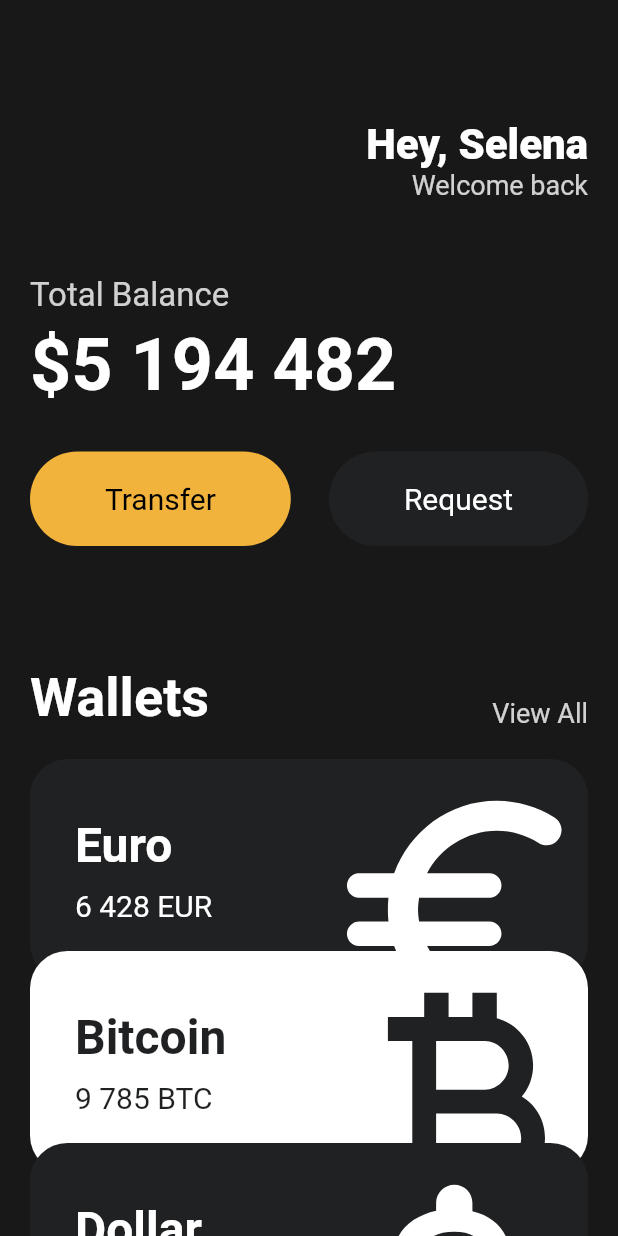
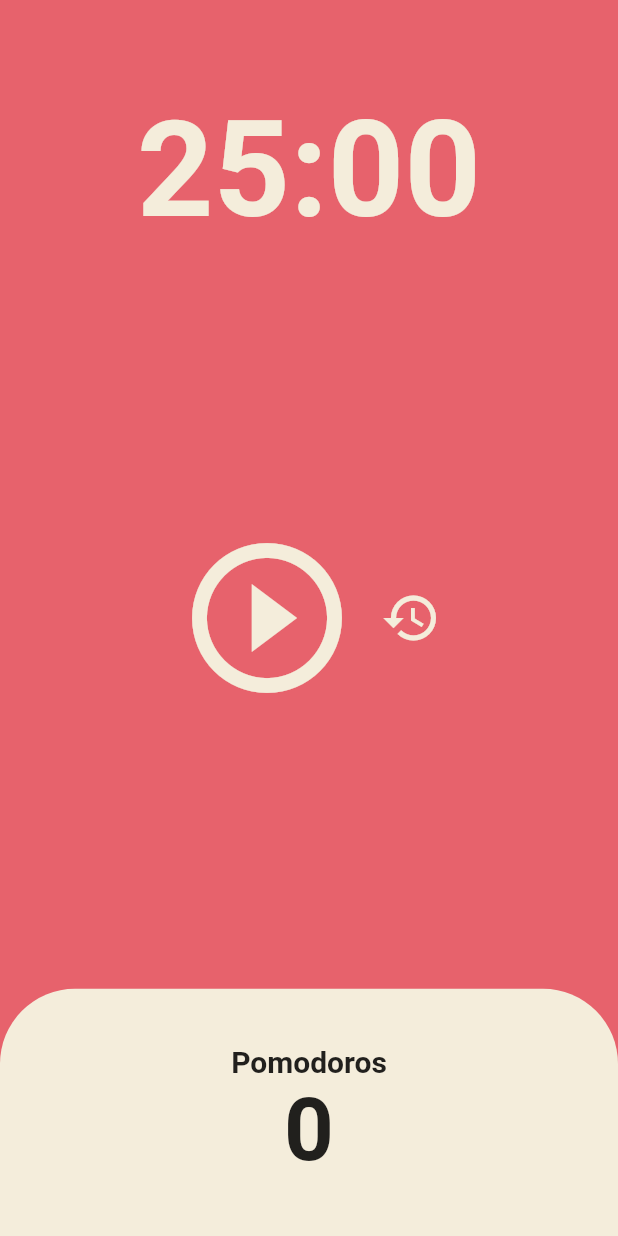
Before and after one commit to GitHubChoonsik/toonflix-practice, a Flutter app: the screen it shows after launch, on a phone screen of 412 x 824 dp. Run offline on Flutter 3.47's test engine with Material 2 defaults, Android fonts, the phone set to English and light mode, and no system bars.

Commit message:
#5.4 Code Challenge

```diff
--- a/lib/main.dart
+++ b/lib/main.dart
@@ -1,6 +1,5 @@
 import 'package:flutter/material.dart';
-import 'package:toonflix/widgets/button.dart';
-import 'package:toonflix/widgets/currency_card.dart';
+import 'package:toonflix/screens/home_screen.dart';
 
 void main() {
   runApp(const App());
@@ -12,139 +11,17 @@ class App extends StatelessWidget {
   @override
   Widget build(BuildContext context) {
     return MaterialApp(
-      home: Scaffold(
-        backgroundColor: const Color(0xFF181818),
-        body: SingleChildScrollView(
-          child: Padding(
-            padding: const EdgeInsets.symmetric(
-              horizontal: 20,
-            ),
-            child: Column(
-              crossAxisAlignment: CrossAxisAlignment.start,
-              children: [
-                const SizedBox(
-                  height: 80,
-                ),
-                Row(
-                  mainAxisAlignment: MainAxisAlignment.end,
-                  children: [
-                    Column(
-                      crossAxisAlignment: CrossAxisAlignment.end,
-                      children: [
-                        const Text(
-                          'Hey, Selena',
-                          style: TextStyle(
-                            color: Colors.white,
-                            fontSize: 28,
-                            fontWeight: FontWeight.w800,
-                          ),
-                        ),
-                        Text(
-                          'Welcome back',
-                          style: TextStyle(
-                            color: Colors.white.withOpacity(0.8),
-                            fontSize: 18,
-                          ),
-                        ),
-                      ],
-                    ),
-                  ],
-                ),
-                const SizedBox(
-                  height: 50,
-                ),
-                Text(
-                  'Total Balance',
-                  style: TextStyle(
-                    fontSize: 22,
-                    color: Colors.white.withOpacity(0.8),
-                  ),
-                ),
-                const SizedBox(
-                  height: 5,
-                ),
-                const Text(
-                  '\$5 194 482',
-                  style: TextStyle(
-                    fontSize: 48,
-                    fontWeight: FontWeight.w600,
-                    color: Colors.white,
-                  ),
-                ),
-                const SizedBox(
-                  height: 30,
-                ),
-                Row(
-                  mainAxisAlignment: MainAxisAlignment.spaceBetween,
-                  children: const [
-                    Button(
-                      text: 'Transfer',
-                      bgColor: Color(0xFFF1B33B),
-                      textColor: Colors.black,
-                    ),
-                    Button(
-                      text: 'Request',
-                      bgColor: Color(0xFF1F2123),
-                      textColor: Colors.white,
-                    ),
-                  ],
-                ),
-                const SizedBox(
-                  height: 80,
-                ),
-                Row(
-                  mainAxisAlignment: MainAxisAlignment.spaceBetween,
-                  crossAxisAlignment: CrossAxisAlignment.end,
-                  children: [
-                    const Text(
-                      'Wallets',
-                      style: TextStyle(
-                        color: Colors.white,
-                        fontSize: 36,
-                        fontWeight: FontWeight.w600,
-                      ),
-                    ),
-                    Text(
-                      'View All',
-                      style: TextStyle(
-                        color: Colors.white.withOpacity(0.8),
-                        fontSize: 18,
-                      ),
-                    ),
-                  ],
-                ),
-                const SizedBox(
-                  height: 20,
-                ),
-                const CurrencyCard(
-                  name: 'Euro',
-                  code: 'EUR',
-                  amount: '6 428',
-                  icon: Icons.euro_rounded,
-                  isInverted: false,
-                  order: 1,
-                ),
-                const CurrencyCard(
-                  name: 'Bitcoin',
-                  code: 'BTC',
-                  amount: '9 785',
-                  icon: Icons.currency_bitcoin,
-                  isInverted: true,
-                  order: 2,
-                ),
-                const CurrencyCard(
-                  name: 'Dollar',
-                  code: 'USD',
-                  amount: '428',
-                  icon: Icons.attach_money_rounded,
-                  isInverted: false,
-                  order: 3,
-                ),
-              ],
+        theme: ThemeData(
+          colorScheme: ColorScheme.fromSwatch(
+            backgroundColor: const Color(0xFFE7626C),
+          ),
+          textTheme: const TextTheme(
+            displayLarge: TextStyle(
+              color: Color(0xFF232B55),
             ),
           ),
+          cardColor: const Color(0xFFF4EDDB),
         ),
-      ),
-    );
+        home: const HomeScreen());
   }
 }
--- /dev/null
+++ b/lib/screens/home_screen.dart
@@ -0,0 +1,154 @@
+import 'package:flutter/material.dart';
+import 'dart:async';
+
+class HomeScreen extends StatefulWidget {
+  const HomeScreen({super.key});
+
+  @override
+  State<HomeScreen> createState() => _HomeScreenState();
+}
+
+class _HomeScreenState extends State<HomeScreen> {
+  static const twentyFiveMinutes = 1500;
+  int totalSeconds = twentyFiveMinutes;
+  bool isRunning = false;
+  int totalPomodoros = 0;
+  late Timer timer;
+
+  void onTick(Timer timer) {
+    if (totalSeconds == 0) {
+      setState(() {
+        totalPomodoros = totalPomodoros + 1;
+        isRunning = false;
+        totalSeconds = twentyFiveMinutes;
+      });
+      timer.cancel();
+    } else {
+      setState(() {
+        totalSeconds = totalSeconds - 1;
+      });
+    }
+  }
+
+  void onStartPressed() {
+    timer = Timer.periodic(
+      const Duration(seconds: 1),
+      onTick,
+    );
+    setState(() {
+      isRunning = true;
+    });
+  }
+
+  void onPausePressed() {
+    timer.cancel();
+    setState(() {
+      isRunning = false;
+    });
+  }
+
+  void onResetPressed() {
+    onPausePressed();
+    setState(() {
+      totalSeconds = twentyFiveMinutes;
+    });
+  }
+
+  String format(int seconds) {
+    var duration = Duration(seconds: seconds);
+    return duration.toString().substring(2, 7);
+  }
+
+  @override
+  Widget build(BuildContext context) {
+    return Scaffold(
+      backgroundColor: Theme.of(context).colorScheme.background,
+      body: Column(
+        children: [
+          Flexible(
+            flex: 1,
+            child: Container(
+              alignment: Alignment.bottomCenter,
+              child: Text(
+                format(totalSeconds),
+                style: TextStyle(
+                  color: Theme.of(context).cardColor,
+                  fontSize: 89,
+                  fontWeight: FontWeight.w600,
+                ),
+              ),
+            ),
+          ),
+          Flexible(
+            flex: 3,
+            child: Center(
+              child: Row(
+                mainAxisAlignment: MainAxisAlignment.center,
+                children: [
+                  IconButton(
+                    iconSize: 120,
+                    color: Theme.of(context).cardColor,
+                    onPressed: isRunning ? onPausePressed : onStartPressed,
+                    icon: Icon(isRunning
+                        ? Icons.pause_circle_outline
+                        : Icons.play_circle_outline_outlined),
+                  ),
+                  IconButton(
+                    iconSize: 40,
+                    color: Theme.of(context).cardColor,
+                    onPressed: onResetPressed,
+                    icon: const Icon(Icons.restore),
+                  ),
+                ],
+              ),
+            ),
+          ),
+          Flexible(
+            flex: 1,
+            child: Row(
+              children: [
+                Expanded(
+                  child: Container(
+                    decoration: BoxDecoration(
+                      color: Theme.of(context).cardColor,
+                      // borderRadius: const BorderRadius.only(
+                      //   topLeft: Radius.circular(50),
+                      //   topRight: Radius.circular(50),
+                      // ),
+                      borderRadius: const BorderRadius.vertical(
+                        top: Radius.circular(50),
+                      ),
+                    ),
+                    child: Column(
+                      mainAxisAlignment: MainAxisAlignment.center,
+                      children: [
+                        Text(
+                          'Pomodoros',
+                          style: TextStyle(
+                            fontSize: 20,
+                            fontWeight: FontWeight.w600,
+                            color:
+                                Theme.of(context).textTheme.titleLarge!.color,
+                          ),
+                        ),
+                        Text(
+                          '$totalPomodoros',
+                          style: TextStyle(
+                            fontSize: 58,
+                            fontWeight: FontWeight.w600,
+                            color:
+                                Theme.of(context).textTheme.titleLarge!.color,
+                          ),
+                        ),
+                      ],
+                    ),
+                  ),
+                ),
+              ],
+            ),
+          ),
+        ],
+      ),
+    );
+  }
+}
```
Also changed, not shown: lib/main_stateless.dart (added, +150 -0 lines).
